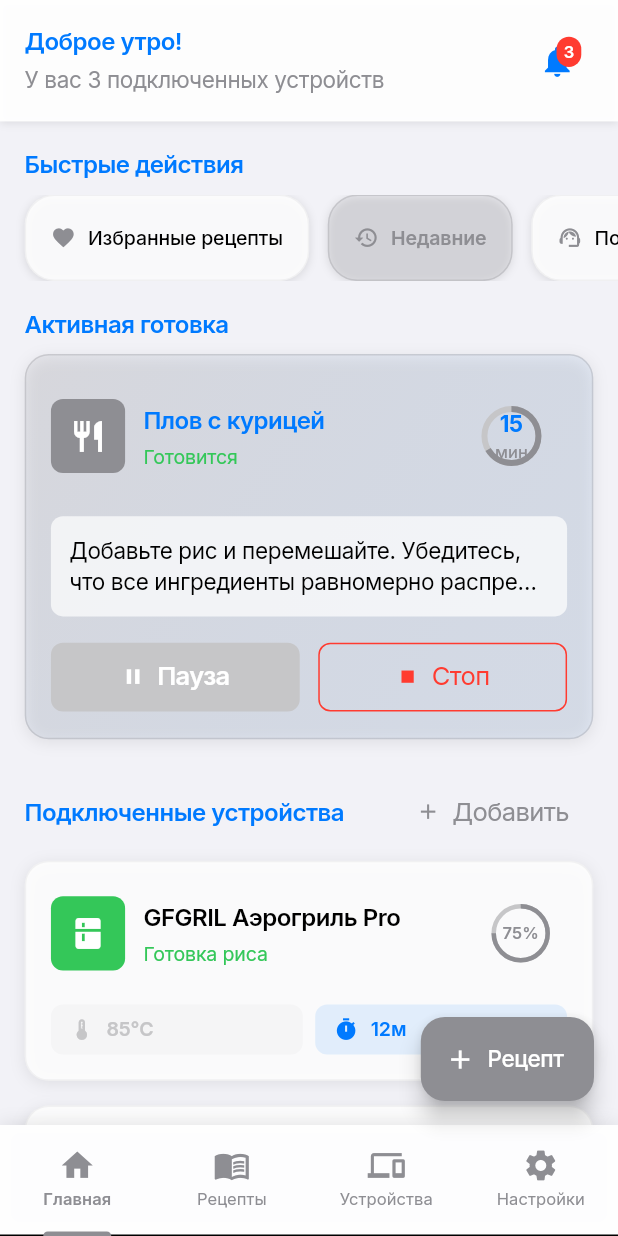
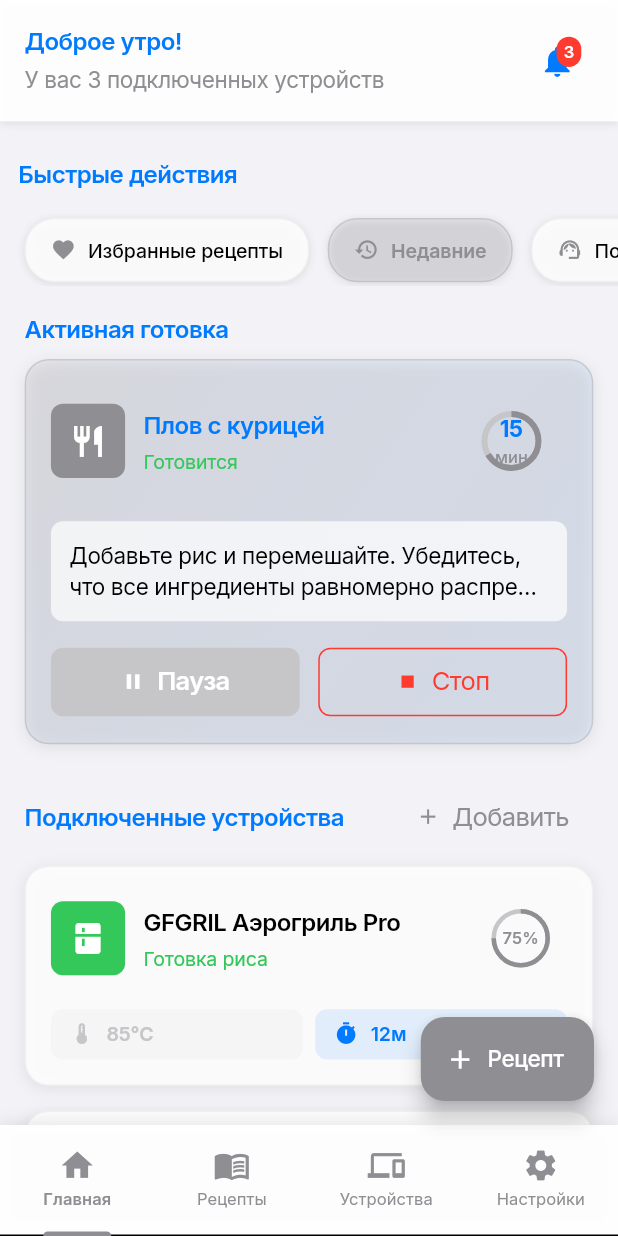
Before and after one commit to i-plc-rus/gfgril, a Flutter app: the screen it shows after launch, on a phone screen of 412 x 824 dp. Run offline on Flutter 3.47's test engine with Material 3 defaults, Android fonts, the phone set to English and light mode, and no system bars; our stand-ins replace cached_network_image, connectivity_plus, flutter_svg, fluttertoast, google_fonts, permission_handler and 2 more; missing offline and left inert: mobile_scanner.

Commit message:
fix bug button home

```diff
--- a/lib/presentation/device_pairing_onboarding/widgets/device_list_widget.dart
+++ b/lib/presentation/device_pairing_onboarding/widgets/device_list_widget.dart
@@ -39,7 +39,7 @@ class _DeviceListWidgetState extends State<DeviceListWidget> {
         'batteryLevel': 85,
         'lastSeen': DateTime.now().subtract(Duration(seconds: 30)),
         'image':
-            'https://images.unsplash.com/photo-1722650271178-9f340c11fc3b',
+            'https://app-v3.bnbhost.ru/photo-1722650271178-9f340c11fc3b',
         'semanticLabel':
             'Modern electric multicooker with digital display and stainless steel finish on white background',
       },
@@ -53,7 +53,7 @@ class _DeviceListWidgetState extends State<DeviceListWidget> {
         'batteryLevel': 92,
         'lastSeen': DateTime.now().subtract(Duration(minutes: 2)),
         'image':
-            'https://images.unsplash.com/photo-1651732898760-c9b17e3b019e',
+            'https://app-v3.bnbhost.ru/photo-1651732898760-c9b17e3b019e',
         'semanticLabel':
             'Professional food processor with multiple attachments and clear mixing bowl on kitchen counter',
       },
@@ -67,7 +67,7 @@ class _DeviceListWidgetState extends State<DeviceListWidget> {
         'batteryLevel': 23,
         'lastSeen': DateTime.now().subtract(Duration(minutes: 15)),
         'image':
-            'https://images.unsplash.com/photo-1649065709781-02a3b9dc3226',
+            'https://app-v3.bnbhost.ru/photo-1649065709781-02a3b9dc3226',
         'semanticLabel':
             'High-speed blender with glass pitcher and touch control panel on marble kitchen surface',
       },
--- a/lib/presentation/home_dashboard/home_dashboard.dart
+++ b/lib/presentation/home_dashboard/home_dashboard.dart
@@ -335,7 +335,7 @@ class _HomeDashboardState extends State<HomeDashboard>
                       // Quick actions
                       if (hasConnectedDevices) ...[
                         Padding(
-                          padding: EdgeInsets.symmetric(horizontal: 4.w),
+                          padding: EdgeInsets.symmetric(horizontal: 3.w, vertical: 0.8.h),
                           child: Text(
                             'Быстрые действия',
                             style: AppTheme.lightTheme.textTheme.titleMedium
@@ -347,10 +347,10 @@ class _HomeDashboardState extends State<HomeDashboard>
                         ),
                         SizedBox(height: 1.h),
                         SizedBox(
-                          height: 7.h,
+                          height: 5.8.h,
                           child: ListView.builder(
                             scrollDirection: Axis.horizontal,
-                            padding: EdgeInsets.symmetric(horizontal: 4.w),
+                            padding: EdgeInsets.symmetric(horizontal: 4.w, vertical: 0.3.h),
                             itemCount: _quickActions.length,
                             itemBuilder: (context, index) {
                               final action = _quickActions[index];
--- a/lib/presentation/recipe_list/recipe_list.dart
+++ b/lib/presentation/recipe_list/recipe_list.dart
@@ -40,7 +40,7 @@ class _RecipeListState extends State<RecipeList> with TickerProviderStateMixin {
       "description":
           "Традиционный традиционный борщ с говядиной и свежей капустой. Идеально подходит для семейного обеда.",
       "image":
-          "https://images.unsplash.com/photo-1606063948261-95e16cac679e.jpg",
+          "https://app-v3.bnbhost.ru/photo-1606063948261-95e16cac679e.jpg",
       "semanticLabel":
           "Тарелка красного борща с говядиной, капустой и сметаной на деревянном столе",
       "cookingTime": 90,
@@ -59,7 +59,7 @@ class _RecipeListState extends State<RecipeList> with TickerProviderStateMixin {
       "description":
           "Ароматный плов с бараниной, морковью и специями. Готовится в мультиварке для идеального результата.",
       "image":
-          "https://images.unsplash.com/photo-1708269291204-70f0d4677244.jpg",
+          "https://app-v3.bnbhost.ru/photo-1708269291204-70f0d4677244.jpg",
       "semanticLabel":
           "Тарелка узбекского плова с рисом, мясом и морковью, украшенная зеленью",
       "cookingTime": 120,
```
